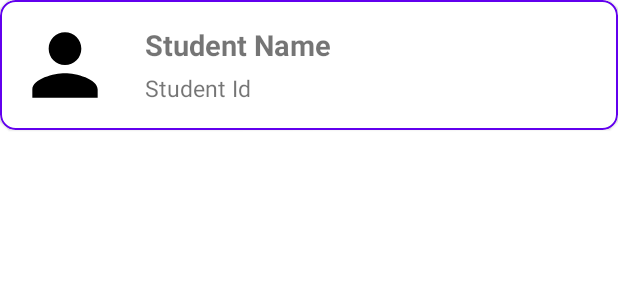
After one commit to srinjoyghosh-bot/LibBuddy-mobile-app, an Android app: the layout item_student_list.xml on its own in the app's theme, with its tools: preview values and no code run, on a phone screen of 412 x 824 dp. The commit adds this screen. Shown: the top 300 px of the screen. Run offline under Robolectric (Android 15) with nearby library versions, the phone set to English and light mode, and no system bars; network calls fail.

Commit message:
feat: add search students functionality

```diff
--- a/app/src/main/java/com/srinjoy/libbuddy/data/repository/AdminRepository.kt
+++ b/app/src/main/java/com/srinjoy/libbuddy/data/repository/AdminRepository.kt
@@ -3,6 +3,7 @@ package com.srinjoy.libbuddy.data.repository
 import com.srinjoy.libbuddy.data.service.LibraryApiService
 import com.srinjoy.libbuddy.models.Admin
 import com.srinjoy.libbuddy.models.Book
+import com.srinjoy.libbuddy.models.Student
 import io.reactivex.rxjava3.core.Single
 
 class AdminRepository(private val apiService: LibraryApiService) {
@@ -37,4 +38,8 @@ class AdminRepository(private val apiService: LibraryApiService) {
     fun rejectBorrowRequest(id: String,token: String):Single<Book.DeleteIssueResponseModel>{
         return apiService.rejectBookIssue(id, token)
     }
+
+    fun searchStudents(query:String,token: String) : Single<Student.StudentsModel>{
+        return apiService.searchStudents(query, token)
+    }
 }
--- a/app/src/main/java/com/srinjoy/libbuddy/models/Book.kt
+++ b/app/src/main/java/com/srinjoy/libbuddy/models/Book.kt
@@ -9,7 +9,7 @@ object Book {
         val message: String
     )
 
-    data class AllBooksModel(
+    data class BooksModel(
         val books: List<Book>
     )
 
--- a/app/src/main/java/com/srinjoy/libbuddy/models/Student.kt
+++ b/app/src/main/java/com/srinjoy/libbuddy/models/Student.kt
@@ -19,6 +19,10 @@ object Student {
         val password: String,
         val updatedAt: String,
         val year: String
+    )
+
+    data class StudentsModel(
+        val students:List<Student>
     )
 
     data class LoginResponseModel(
--- /dev/null
+++ b/app/src/main/res/layout/item_student_list.xml
@@ -0,0 +1,54 @@
+<?xml version="1.0" encoding="utf-8"?>
+<com.google.android.material.card.MaterialCardView xmlns:android="http://schemas.android.com/apk/res/android"
+    xmlns:app="http://schemas.android.com/apk/res-auto"
+    android:layout_width="match_parent"
+    android:layout_height="wrap_content"
+    android:elevation="@dimen/_8sdp"
+    app:strokeColor="@color/purple_500"
+    app:strokeWidth="@dimen/_1sdp"
+    app:cardCornerRadius="@dimen/_8sdp">
+
+    <LinearLayout
+        android:layout_width="match_parent"
+        android:layout_height="wrap_content"
+        android:layout_margin="@dimen/_8sdp"
+        android:orientation="horizontal">
+
+        <ImageView
+            android:id="@+id/iv_profile"
+            android:layout_width="@dimen/_50sdp"
+            android:layout_height="@dimen/_50sdp"
+            app:srcCompat="@drawable/ic_baseline_person_24"
+            android:contentDescription="@string/image_contentDescription"/>
+
+        <LinearLayout
+            android:layout_width="0dp"
+            android:layout_height="match_parent"
+            android:layout_marginStart="@dimen/_16sdp"
+            android:layout_weight="1"
+            android:orientation="vertical">
+
+            <TextView
+                android:id="@+id/tv_student_name"
+                android:layout_width="wrap_content"
+                android:layout_height="wrap_content"
+                android:layout_weight="1"
+                android:gravity="bottom"
+                android:text="Student Name"
+                android:textSize="@dimen/_15ssp"
+                android:textStyle="bold" />
+
+            <TextView
+                android:id="@+id/tv_student_id"
+                android:layout_width="wrap_content"
+                android:layout_height="wrap_content"
+                android:layout_marginTop="@dimen/_4sdp"
+                android:layout_weight="1"
+                android:gravity="top"
+                android:text="Student Id"
+                android:textSize="@dimen/_12ssp"
+                android:textStyle="normal" />
+        </LinearLayout>
+    </LinearLayout>
+
+</com.google.android.material.card.MaterialCardView>
--- a/app/src/main/res/values/strings.xml
+++ b/app/src/main/res/values/strings.xml
@@ -37,4 +37,5 @@
     <string name="lbl_no_requests">No borrow requests made !</string>
     <string name="msg_request_approved">Borrow request approved!</string>
     <string name="msg_request_rejected">Borrow request rejected!</string>
+    <string name="lbl_no_students">No students found :(</string>
 </resources>
```
Also changed, not shown: app/src/main/java/com/srinjoy/libbuddy/core/Constants.kt (+4 -3 lines), app/src/main/java/com/srinjoy/libbuddy/core/LibraryAPI.kt (+8 -1 lines), app/src/main/java/com/srinjoy/libbuddy/data/repository/BookRepository.kt (+6 -2 lines), app/src/main/java/com/srinjoy/libbuddy/data/service/LibraryApiService.kt (+9 -1 lines), app/src/main/java/com/srinjoy/libbuddy/view/adapters/StudentsAdapter.kt (added, +39 -0 lines), app/src/main/java/com/srinjoy/libbuddy/view/fragments/admin/AdminAllStudentsFragment.kt (+87 -9 lines), app/src/main/java/com/srinjoy/libbuddy/viewmodels/AdminAllStudentsViewModel.kt (+66 -2 lines), app/src/main/java/com/srinjoy/libbuddy/viewmodels/AdminBooksViewModel.kt (+18 -2 lines), app/src/main/java/com/srinjoy/libbuddy/viewmodels/StudentBooksViewModel.kt (+18 -4 lines), app/src/main/res/layout/fragment_admin_all_students.xml (+56 -5 lines).
